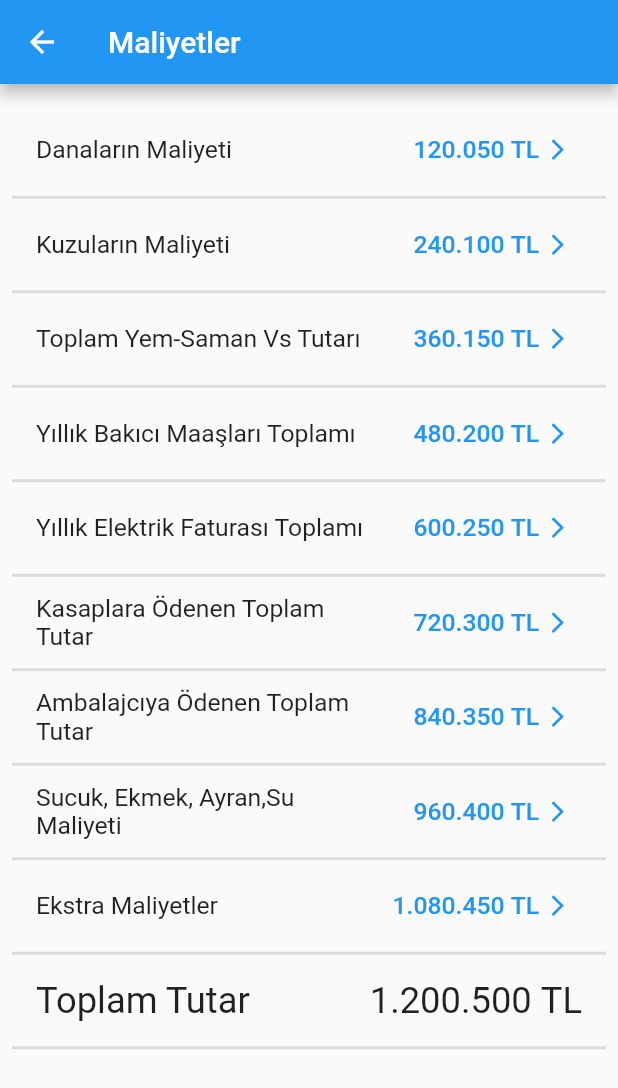
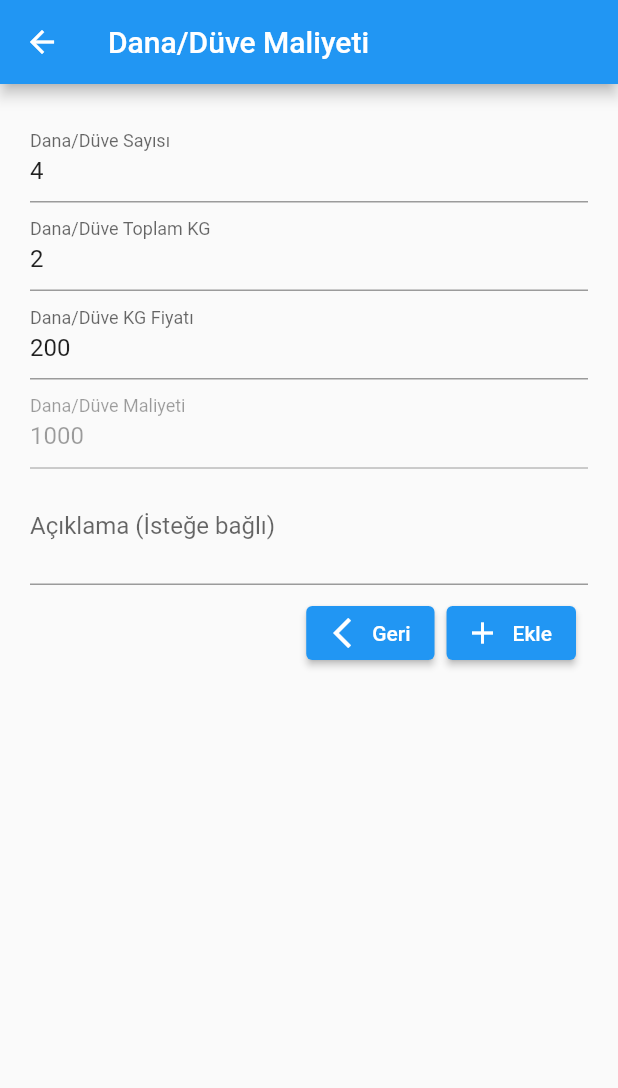
Before and after one commit to ahmettyildirim/gazi, a Flutter app: the MaliyetPage screen opened directly, after a tap on an icon or button, on a phone screen of 412 x 824 dp. Shown: the top 1088 px of the screen. Run offline on Flutter 3.47's test engine with Material 2 defaults, Android fonts, the phone set to English and light mode, and no system bars; our stand-ins replace cloud_firestore, custom_radio_grouped_button, firebase_auth, firebase_core, firebase_database, mask_text_input_formatter; accounts and stored records are empty.

Commit message:
maliyet detay

```diff
--- a/lib/common/data_repository.dart
+++ b/lib/common/data_repository.dart
@@ -15,6 +15,7 @@ class CollectionKeys {
   static final kotra = "kotra";
   static final hisse = "hisse";
   static final payment = "payment";
+  static final maliyet = "maliyet";
 }
 
 class FieldKeys {
@@ -68,6 +69,12 @@ class FieldKeys {
   static final paymentType = "type";
   static final customer = "customer";
   static final isVekalet = "is_vekalet";
+  static final maliyetTip = "tip";
+  static final maliyetAltTip = "alt_tip";
+  static final maliyetToplamTutar = "toplam_tutar";
+  static final maliyetToplamSayi = "toplam_sayi";
+  static final maliyetAdetSayisi = "adet_sayisi";
+  static final maliyetAdetTutari = "adet_tutari";
 }
 
 var refKotra =
--- a/lib/model/maliyet.dart
+++ b/lib/model/maliyet.dart
@@ -7,42 +7,221 @@ import 'package:gazi_app/model/general_model.dart';
 String getMaliyetName(int typeId) {
   switch (typeId) {
     case 1:
-      return "Danaların Maliyeti";
+      return "Dana/Düve Maliyeti";
     case 2:
       return "Kuzuların Maliyeti";
     case 3:
-      return "Toplam Yem-Saman Vs Tutarı";
+      return "Toplam Yem Maliyeti";
     case 4:
+      return "Toplam Tuz Maliyeti";
+    case 5:
+      return "Toplam Saman Maliyeti";
+    case 6:
+      return "Toplam Yonca Maliyeti";
+    case 7:
+      return "Toplam Pancar Küspesi Maliyeti";
+    case 8:
+      return "Toplam Arpa Küspesi Maliyeti";
+    case 9:
       return "Yıllık Bakıcı Maaşları Toplamı";
-    case 5:
+    case 10:
       return "Yıllık Elektrik Faturası Toplamı";
-    case 6:
+    case 11:
       return "Kasaplara Ödenen Toplam Tutar";
-    case 7:
+    case 12:
+      return "Çalışanlara Ödenen Toplam Tutar";
+    case 13:
       return "Ambalajcıya Ödenen Toplam Tutar";
-    case 8:
+    case 14:
       return "Sucuk, Ekmek, Ayran,Su Maliyeti";
-    case 9:
+    case 15:
+      return "Yıllık Traktör Mazot Ücreti";
+    case 16:
+      return "Yıllık Traktör Bakım Ücreti";
+    case 17:
       return "Ekstra Maliyetler";
-    case 10:
+    case 18:
       return "Toplam Tutar";
     default:
       return "";
   }
 }
 
+String getToplamSayiAdi(int typeId) {
+  switch (typeId) {
+    case 1:
+      return "Dana/Düve Sayısı";
+    case 2:
+      return "Kuzuların Sayısı";
+    default:
+      return "";
+  }
+}
+
+String getAdetSayisiName(int typeId, {int subTypeId = 0}) {
+  switch (typeId) {
+    case 1:
+      return "Dana/Düve Toplam KG";
+    case 2:
+      return "Kuzu Toplam KG";
+    case 3:
+      return "Yem Çuvalı Adedi";
+    case 4:
+      return "Tuz Çuvalı Adedi";
+    case 5:
+      return "Saman Balyası Adedi";
+    case 6:
+      return "Yonca Balyası Adedi";
+    case 7:
+      return "Pancar Küspesi Toplam KG";
+    case 8:
+      return "Arpa Küspesi Toplam KG";
+    default:
+      return "";
+  }
+}
+
+String getAdetSayisiNameWithSubType(int subTypeId) {
+  switch (subTypeId) {
+    case 1:
+      return "";
+    case 2:
+      return "";
+    case 3:
+      return "";
+    case 4:
+      return "";
+    case 5:
+      return "";
+    default:
+      return "";
+  }
+}
+
+String getAdetTutar(int typeId, {int subTypeId = 0}) {
+  switch (typeId) {
+    case 1:
+      return "Dana/Düve KG Fiyatı";
+    case 2:
+      return "Kuzu KG Fiyatı";
+    case 3:
+    case 4:
+      return "Çuval Fiyatı";
+    case 5:
+    case 6:
+      return "Balya Fiyatı";
+    case 7:
+    case 8:
+      return "Kg Fiyatı";
+    default:
+      return "";
+  }
+}
+
+String getAdetTutarWithSubType(int subTypeId) {
+  return "";
+}
+
+String getMaliyetDetayTitle(int typeId, {int subTypeId = 0}) {
+  switch (typeId) {
+    case 1:
+      return "Dana/Düve Maliyeti";
+    case 2:
+      return "Kuzuların Maliyeti";
+    case 3:
+      return "Yem Maliyeti";
+    case 4:
+      return "Tuz Maliyeti";
+    case 5:
+      return "Saman Maliyeti";
+    case 6:
+      return "Yonca Maliyeti";
+    case 7:
+      return "Pancar Küspesi Maliyeti";
+    case 8:
+      return "Arpa Küspesi Maliyeti";
+    case 9:
+      return "Bakıcı Maliyeti";
+    case 10:
+      return "Elektrik Maliyeti";
+    case 11:
+      return "Kasap Maliyeti";
+    case 12:
+      return "Çalışan Maliyeti";
+    case 13:
+      return "Ambalajcı Maliyeti";
+    case 14:
+      return "Sucuk, Ekmek, Ayran,Su Maliyeti";
+    case 15:
+      return "Traktör Mazot Maliyeti";
+    case 16:
+      return "Traktör Bakım Maliyeti";
+    case 17:
+      return "Ekstra Maliyetler";
+    case 18:
+      return "Toplam Tutar";
+    default:
+      return "";
+  }
+}
+
+String getToplamTutarWithSubType(int subTypeId) {
+  return "";
+}
+
 class MaliyetModel implements GenericModel {
   late int maliyetTip;
+  late int altMaliyetTip;
   late int toplamTutar;
+  late int toplamSayi; //dana-kuzu sayısı
+  late int adetSayisi; //dana-kuzu toplam kg
+  late int adetTutari; //dana kuzu kg tutarı
+  late String? aciklama;
   String id = "";
   late CollectionReference<Map<String, dynamic>> colRef;
-  late String collectionReferenceName = CollectionKeys.sales;
+  late String collectionReferenceName = CollectionKeys.maliyet;
   late DateTime? createTime;
   late String? createUser;
 
+  MaliyetModel({
+    required this.maliyetTip,
+    required this.altMaliyetTip,
+    required this.toplamTutar,
+    required this.toplamSayi,
+    this.aciklama = "",
+    this.adetSayisi = 0,
+    this.adetTutari = 0,
+    this.createTime,
+    this.createUser,
+    this.id = "",
+  }) {
+    this.colRef =
+        DataRepository.instance.getCollectionReference(CollectionKeys.maliyet);
+  }
   @override
   HashMap<String, dynamic> toMap() {
-    // TODO: implement toMap
-    throw UnimplementedError();
+    var maliyet = HashMap<String, dynamic>();
+    maliyet[FieldKeys.maliyetTip] = this.maliyetTip;
+    maliyet[FieldKeys.maliyetAltTip] = this.toplamTutar;
+    maliyet[FieldKeys.maliyetToplamTutar] = this.toplamTutar;
+    maliyet[FieldKeys.maliyetToplamSayi] = this.toplamSayi;
+    maliyet[FieldKeys.maliyetAdetSayisi] = this.adetSayisi;
+    maliyet[FieldKeys.maliyetAdetTutari] = this.adetTutari;
+    maliyet[FieldKeys.aciklama] = this.aciklama;
+    return maliyet;
+  }
+
+  factory MaliyetModel.fromJson(Map<dynamic, dynamic> json, {String id = ""}) {
+    return MaliyetModel(
+        maliyetTip: json[FieldKeys.maliyetTip] as int,
+        altMaliyetTip: json[FieldKeys.maliyetAltTip] as int,
+        toplamTutar: json[FieldKeys.maliyetToplamTutar] as int,
+        toplamSayi: json[FieldKeys.maliyetToplamSayi] as int,
+        adetSayisi: json[FieldKeys.maliyetAdetSayisi] as int,
+        adetTutari: json[FieldKeys.maliyetAdetTutari] as int,
+        createTime: (json[FieldKeys.createTime] as Timestamp).toDate(),
+        createUser: json[FieldKeys.createUser] as String,
+        aciklama: json[FieldKeys.aciklama] as String?,
+        id: id);
   }
 }
--- a/lib/pages/add_sale.dart
+++ b/lib/pages/add_sale.dart
@@ -65,13 +65,16 @@ class _AddSaleState extends State<AddSale> {
     var screenInfo = MediaQuery.of(context);
     final screenWidth = screenInfo.size.width;
     final screenHeight = screenInfo.size.height;
-    return SafeArea(
-        child: Scaffold(
+    return Scaffold(
       appBar: AppBar(
         title: Text("Yeni Satış"),
       ),
-      body: Container(
-        padding: EdgeInsets.only(top: 30),
+      body: SafeArea(
+        bottom: true,
+        top: true,
+        left: true,
+        right: true,
+        minimum: EdgeInsets.only(top: 30),
         child: SingleChildScrollView(
           child: Form(
             key: _formKey,
@@ -146,7 +149,7 @@ class _AddSaleState extends State<AddSale> {
           ),
         ),
       ),
-    ));
+    );
   }
 
   Widget _getTypeMenu(double screenWidth) {
--- a/lib/pages/maliyet.dart
+++ b/lib/pages/maliyet.dart
@@ -1,6 +1,7 @@
 import 'package:flutter/material.dart';
 import 'package:gazi_app/common/helper.dart';
 import 'package:gazi_app/model/maliyet.dart';
+import 'package:gazi_app/pages/maliyet_detay.dart';
 
 class MaliyetPage extends StatefulWidget {
   MaliyetPage({Key? key}) : super(key: key);
@@ -26,7 +27,7 @@ class _MaliyetPageState extends State<MaliyetPage> {
         minimum: EdgeInsets.only(top: 20, bottom: 20, left: 8, right: 8),
         child: ListView.separated(
             itemBuilder: (context, index) {
-              return index == 10
+              return index == 18
                   ? SizedBox(
                       height: height / 25,
                     )
@@ -36,15 +37,31 @@ class _MaliyetPageState extends State<MaliyetPage> {
                           child: Text(getMaliyetName(index + 1),
                               style: TextStyle(
                                   fontSize:
-                                      index == 9 ? width / 17 : width / 25))),
+                                      index == 17 ? width / 17 : width / 25))),
                       dense: true,
-                      trailing: index == 9
+                      trailing: index == 17
                           ? Text(
                               getMoneyString((index + 1) * 120050),
                               style: TextStyle(fontSize: width / 17),
                             )
                           : TextButton(
-                              onPressed: () {},
+                              onPressed: () {
+                                MaliyetModel maliyet = MaliyetModel(
+                                    maliyetTip: index + 1,
+                                    altMaliyetTip: 1,
+                                    toplamTutar: 1000,
+                                    toplamSayi: 4,
+                                    adetSayisi: 2,
+                                    adetTutari: 200);
+                                Navigator.push(
+                                    context,
+                                    MaterialPageRoute(
+                                        builder: (context) =>
+                                            // BubbleScreen()
+                                            MaliyetDetay(
+                                              maliyet: maliyet,
+                                            )));
+                              },
                               child: Row(
                                 mainAxisSize: MainAxisSize.min,
                                 children: [
@@ -78,7 +95,7 @@ class _MaliyetPageState extends State<MaliyetPage> {
                 thickness: 2,
               );
             },
-            itemCount: 11),
+            itemCount: 19),
       ),
     );
   }
--- /dev/null
+++ b/lib/pages/maliyet_detay.dart
@@ -0,0 +1,138 @@
+import 'package:flutter/material.dart';
+import 'package:gazi_app/model/maliyet.dart';
+
+class MaliyetDetay extends StatefulWidget {
+  MaliyetDetay({Key? key, required this.maliyet}) : super(key: key);
+  MaliyetModel maliyet;
+
+  @override
+  State<MaliyetDetay> createState() => _MaliyetDetayState();
+}
+
+class _MaliyetDetayState extends State<MaliyetDetay> {
+  final _formKey = GlobalKey<FormState>(debugLabel: '_MaliyetDetailFormState');
+  var _toplamSayiController = TextEditingController();
+  var _toplamAdetController = TextEditingController();
+  var _toplamAdetTutariController = TextEditingController();
+  var _toplamTutarController = TextEditingController();
+  var _aciklamaController = TextEditingController();
+  @override
+  void initState() {
+    super.initState();
+    _toplamSayiController.text = widget.maliyet.toplamSayi.toString();
+    _toplamAdetController.text = widget.maliyet.adetSayisi.toString();
+    _toplamAdetTutariController.text = widget.maliyet.adetTutari.toString();
+    _toplamTutarController.text = widget.maliyet.toplamTutar.toString();
+    _aciklamaController.text = widget.maliyet.aciklama.toString();
+  }
+
+  @override
+  Widget build(BuildContext context) {
+    return Scaffold(
+        appBar: AppBar(
+          title: Text(getMaliyetDetayTitle(widget.maliyet.maliyetTip)),
+        ),
+        body: SafeArea(
+            bottom: true,
+            top: true,
+            left: true,
+            right: true,
+            minimum: EdgeInsets.only(top: 20, bottom: 20, left: 20, right: 20),
+            child: SingleChildScrollView(
+              child: getForm(),
+            )));
+  }
+
+  Widget getForm() {
+    var width = MediaQuery.of(context).size.width;
+    var height = MediaQuery.of(context).size.height;
+    return Form(
+        key: _formKey,
+        child: Column(
+          mainAxisAlignment: MainAxisAlignment.start,
+          crossAxisAlignment: CrossAxisAlignment.stretch,
+          children: [
+            [1, 2].contains(widget.maliyet.maliyetTip)
+                ? TextFormField(
+                    keyboardType: TextInputType.number,
+                    controller: _toplamSayiController,
+                    decoration: InputDecoration(
+                        labelText: getToplamSayiAdi(widget.maliyet.maliyetTip)),
+                  )
+                : Center(),
+            [1, 2, 3, 4, 5, 6, 7, 8].contains(widget.maliyet.maliyetTip)
+                ? TextFormField(
+                    keyboardType: TextInputType.number,
+                    controller: _toplamAdetController,
+                    onChanged: getToplamTutar,
+                    decoration: InputDecoration(
+                        labelText:
+                            getAdetSayisiName(widget.maliyet.maliyetTip)),
+                  )
+                : Center(),
+            [1, 2, 3, 4, 5, 6, 7, 8].contains(widget.maliyet.maliyetTip)
+                ? TextFormField(
+                    keyboardType: TextInputType.number,
+                    controller: _toplamAdetTutariController,
+                    onChanged: getToplamTutar,
+                    decoration: InputDecoration(
+                        labelText: getAdetTutar(widget.maliyet.maliyetTip)),
+                  )
+                : Center(),
+            TextFormField(
+              keyboardType: TextInputType.number,
+              controller: _toplamTutarController,
+              enabled:
+                  ![1, 2, 3, 4, 5, 6, 7, 8].contains(widget.maliyet.maliyetTip),
+              decoration: InputDecoration(
+                  labelText: getMaliyetName(widget.maliyet.maliyetTip)),
+            ),
+            TextFormField(
+              keyboardType: TextInputType.multiline,
+              controller: _aciklamaController,
+              maxLines: null,
+              minLines: 2,
+              decoration: InputDecoration(labelText: 'Açıklama (İsteğe bağlı)'),
+            ),
+            ButtonBar(
+              children: [
+                ElevatedButton.icon(
+                  icon: Icon(Icons.arrow_back_ios_new),
+                  label: Text("Geri"),
+                  onPressed: () {
+                    Navigator.of(context).pop();
+                  },
+                ),
+                ElevatedButton.icon(
+                  icon: Icon(
+                      widget.maliyet.id.isEmpty ? Icons.add : Icons.refresh),
+                  label: Text(widget.maliyet.id.isEmpty ? "Ekle" : "Güncelle"),
+                  onPressed: () {},
+                ),
+              ],
+            )
+          ],
+        ));
+  }
+
+  Widget getStyledText(String value, double width) {
+    return Text(value,
+        style: TextStyle(
+            color: Colors.blue,
+            fontSize: width / 25,
+            decoration: TextDecoration.underline));
+  }
+
+  void getToplamTutar(val) {
+    int? adet = int.tryParse(_toplamAdetController.text);
+    int? adetTutar = int.tryParse(_toplamAdetTutariController.text);
+    if (adet != null && adetTutar != null) {
+      var value = adet * adetTutar;
+      setState(() {
+        _toplamTutarController.text = value.toString();
+      });
+    } else {
+      _toplamTutarController.text = "0";
+    }
+  }
+}
```
